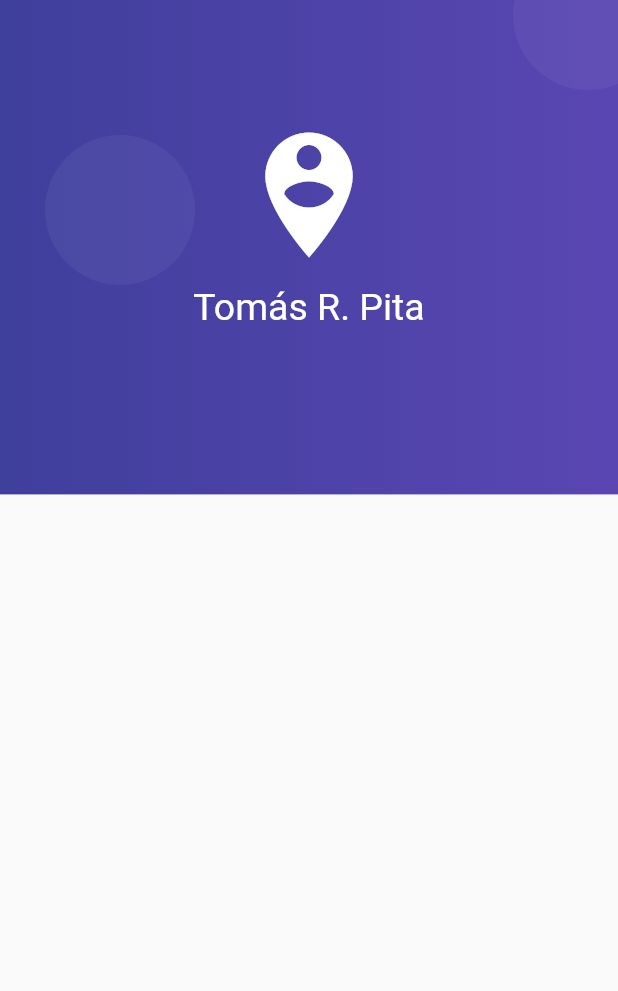
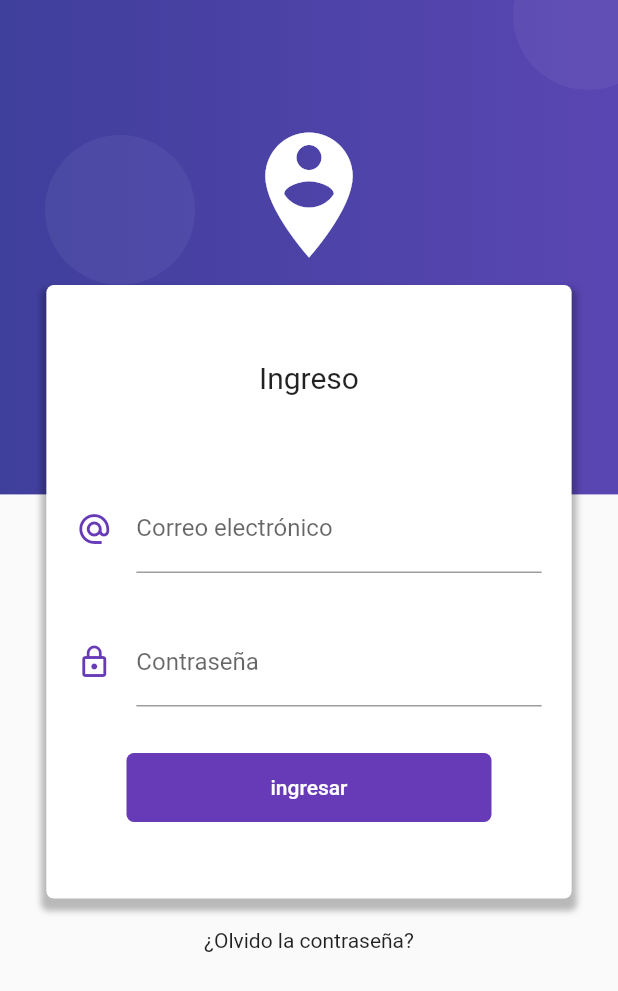
Before and after one commit to tomasrpita/form-validation-bloc, a Flutter app: the screen it shows after launch, on a phone screen of 412 x 824 dp. Shown: the top 991 px of the screen. Run offline on Flutter 3.47's test engine with Material 2 defaults, Android fonts, the phone set to English and light mode, and no system bars.

Commit message:
agrega diseño de la caja del login y los campos

```diff
--- a/lib/src/pages/login_page.dart
+++ b/lib/src/pages/login_page.dart
@@ -7,6 +7,7 @@ class LoginPage extends StatelessWidget {
         body: Stack(
       children: [
         _crearFondo(context),
+        _loginForm(context),
       ],
     ));
   }
@@ -55,7 +56,7 @@ class LoginPage extends StatelessWidget {
                 width: double.infinity,
               ),
               Text(
-                'Tomás R. Pita',
+                'Login',
                 style: TextStyle(color: Colors.white, fontSize: 25.0),
               )
             ],
@@ -64,4 +65,106 @@ class LoginPage extends StatelessWidget {
       ],
     );
   }
+
+  _loginForm(context) {
+    final size = MediaQuery.of(context).size;
+
+    return SingleChildScrollView(
+      child: Column(
+        children: [
+          SafeArea(
+              child: Container(
+            height: 180.0,
+          )),
+          Container(
+            width: size.width * 0.85,
+            margin: EdgeInsets.symmetric(vertical: 10.0),
+            padding: EdgeInsets.symmetric(vertical: 50.0),
+            decoration: BoxDecoration(
+                color: Colors.white,
+                borderRadius: BorderRadius.circular(5),
+                boxShadow: [
+                  BoxShadow(
+                      color: Colors.black26,
+                      blurRadius: 3.0,
+                      offset: Offset(0.0, 5.0),
+                      spreadRadius: 3.0)
+                ]),
+            child: Column(
+              children: [
+                Text(
+                  "Ingreso",
+                  style: TextStyle(fontSize: 20.0),
+                ),
+                SizedBox(
+                  height: 60.0,
+                ),
+                _crearEmail(),
+                SizedBox(
+                  height: 30.0,
+                ),
+                _crearPassword(),
+                SizedBox(
+                  height: 30.0,
+                ),
+                _crearBoton()
+              ],
+            ),
+          ),
+          SizedBox(
+            height: 10.0,
+          ),
+          Text("¿Olvido la contraseña?"),
+          SizedBox(
+            height: 50.0,
+          ),
+        ],
+      ),
+    );
+  }
+
+  Widget _crearEmail() {
+    return Container(
+      padding: EdgeInsets.symmetric(horizontal: 20.0),
+      child: TextField(
+        keyboardType: TextInputType.emailAddress,
+        decoration: InputDecoration(
+            icon: Icon(
+              Icons.alternate_email,
+              color: Colors.deepPurple,
+            ),
+            hintText: "ejemplo@correo.com",
+            labelText: 'Correo electrónico'),
+      ),
+    );
+  }
+
+  Widget _crearPassword() {
+    return Container(
+      padding: EdgeInsets.symmetric(horizontal: 20.0),
+      child: TextField(
+        obscureText: true,
+        keyboardType: TextInputType.emailAddress,
+        decoration: InputDecoration(
+            icon: Icon(
+              Icons.lock_outline,
+              color: Colors.deepPurple,
+            ),
+            labelText: 'Contraseña'),
+      ),
+    );
+  }
+
+  Widget _crearBoton() {
+    return RaisedButton(
+        shape: RoundedRectangleBorder(borderRadius: BorderRadius.circular(5.0)),
+        elevation: 0.0,
+        color: Colors.deepPurple,
+        textColor: Colors.white,
+        child: Container(
+          padding: EdgeInsets.symmetric(horizontal: 80.0, vertical: 15.0),
+          child: Text('ingresar'),
+        ),
+        onPressed: () {});
+  }
 }
```
